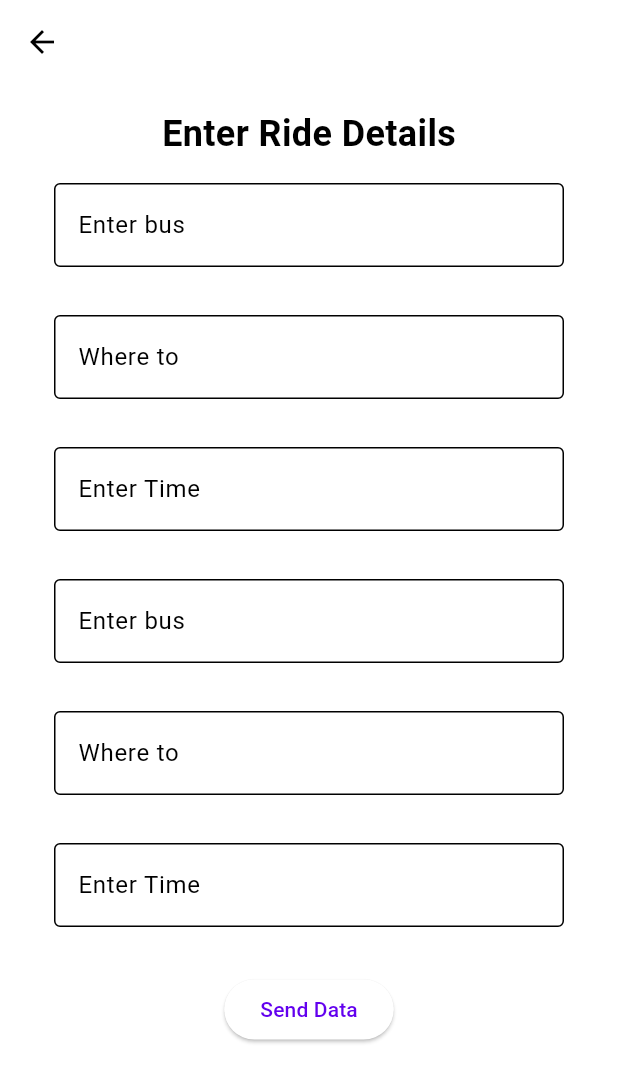
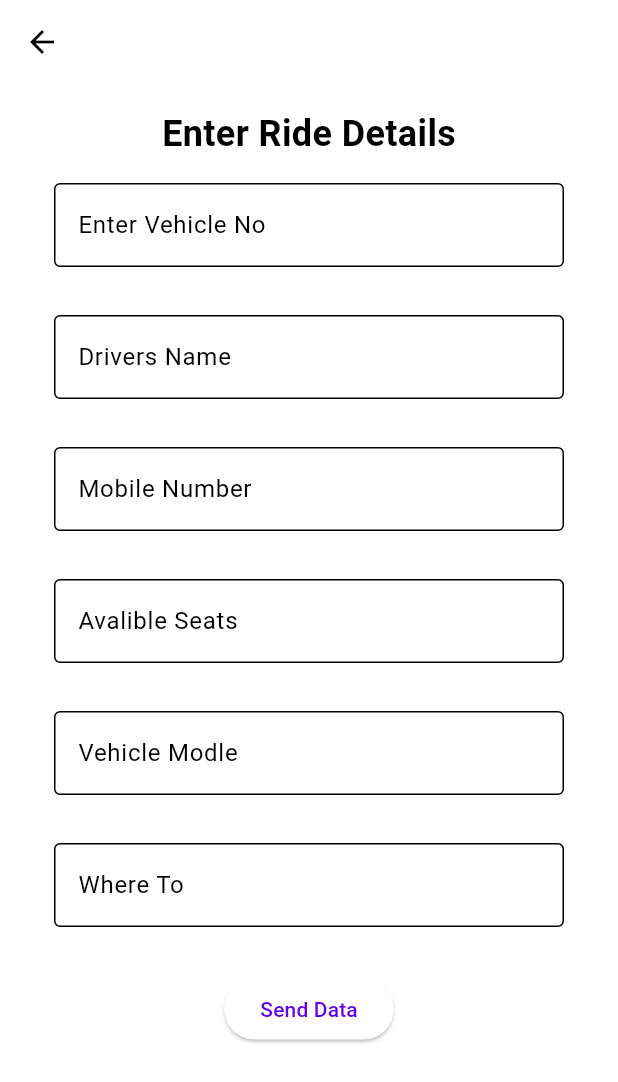
Before and after one commit to KasuniGA/Git-GreenRide, a Flutter app: the ReturnShareButton screen opened directly, on a phone screen of 412 x 824 dp. Shown: the top 1082 px of the screen. Run offline on Flutter 3.47's test engine with Material 3 defaults, Android fonts, the phone set to English and light mode, and no system bars; our stand-ins replace cloud_firestore, email_validator, firebase_auth, firebase_core, fluttertoast, intl_phone_field and 1 more; missing offline and left inert: dart:ffi, dart:js_interop; accounts and stored records are empty; network calls fail.

Commit message:
dummy data

```diff
--- a/lib/Main/login_form.dart
+++ b/lib/Main/login_form.dart
@@ -157,7 +157,7 @@ class _LoginPageState extends State<LoginPage> {
                           backgroundColor: Colors.grey[200],
                         ),
                         child: const Text(
-                          "SIGN",
+                          "SIGNIN",
                           style: TextStyle(fontWeight: FontWeight.bold),
                         )),
                   ),
--- a/lib/ride_sharedb/return_ride.dart
+++ b/lib/ride_sharedb/return_ride.dart
@@ -35,7 +35,7 @@ class _ReturnShareButtonState extends State<ReturnShareButton> {
       controller: rvehicleno,
       decoration: const InputDecoration(
         border: OutlineInputBorder(),
-        labelText: 'Enter bus ',
+        labelText: 'Enter Vehicle No',
       ),
     );
   }
@@ -45,7 +45,7 @@ class _ReturnShareButtonState extends State<ReturnShareButton> {
       controller: rdname,
       decoration: const InputDecoration(
         border: OutlineInputBorder(),
-        labelText: 'Where to',
+        labelText: 'Drivers Name',
       ),
     );
   }
@@ -55,7 +55,7 @@ class _ReturnShareButtonState extends State<ReturnShareButton> {
       controller: rdriverphoneno,
       decoration: const InputDecoration(
         border: OutlineInputBorder(),
-        labelText: 'Enter Time',
+        labelText: 'Mobile Number',
       ),
     );
   }
@@ -65,7 +65,7 @@ class _ReturnShareButtonState extends State<ReturnShareButton> {
       controller: ravalibleseats,
       decoration: const InputDecoration(
         border: OutlineInputBorder(),
-        labelText: 'Enter bus ',
+        labelText: 'Avalible Seats',
       ),
     );
   }
@@ -75,7 +75,7 @@ class _ReturnShareButtonState extends State<ReturnShareButton> {
       controller: rvehiclemodle,
       decoration: const InputDecoration(
         border: OutlineInputBorder(),
-        labelText: 'Where to',
+        labelText: 'Vehicle Modle',
       ),
     );
   }
@@ -85,7 +85,7 @@ class _ReturnShareButtonState extends State<ReturnShareButton> {
       controller: rfromroute,
       decoration: const InputDecoration(
         border: OutlineInputBorder(),
-        labelText: 'Enter Time',
+        labelText: 'Where To',
       ),
     );
   }
--- a/lib/ride_sharedb/ride_share.dart
+++ b/lib/ride_sharedb/ride_share.dart
@@ -287,7 +287,7 @@ class _RideShareState extends State<RideShare> {
                             onPressed: () {
                               Navigator.of(context)
                                   .push(MaterialPageRoute(builder: (_) {
-                                return const ReturnShareButton();
+                                return const ShareButton();
                               }));
                             },
                             child: const Text(
```
